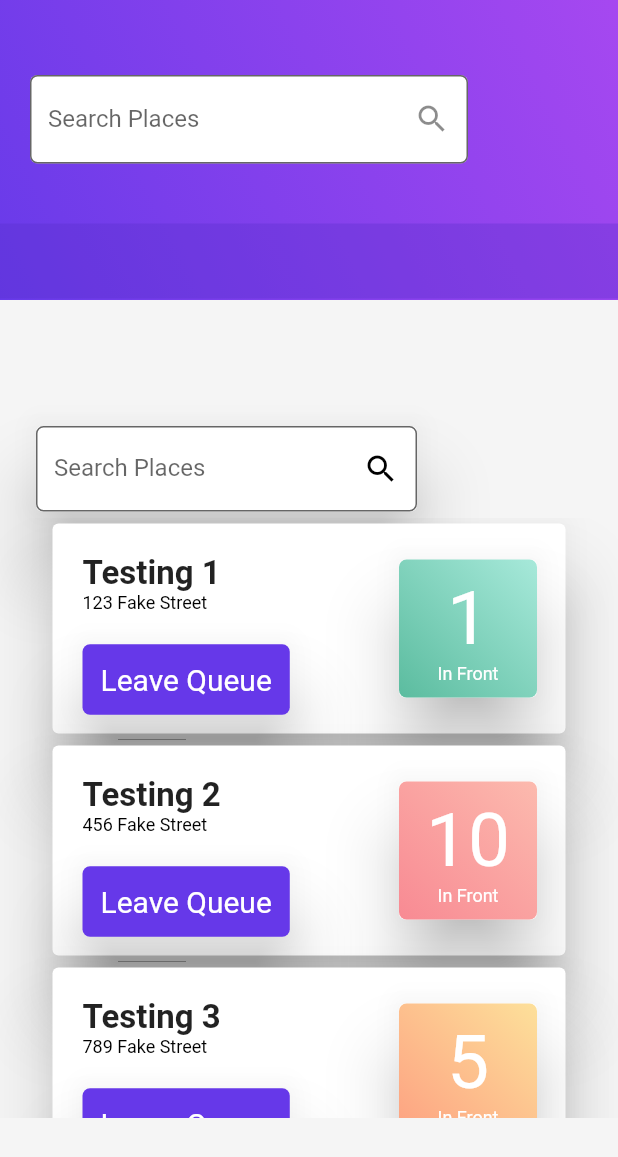
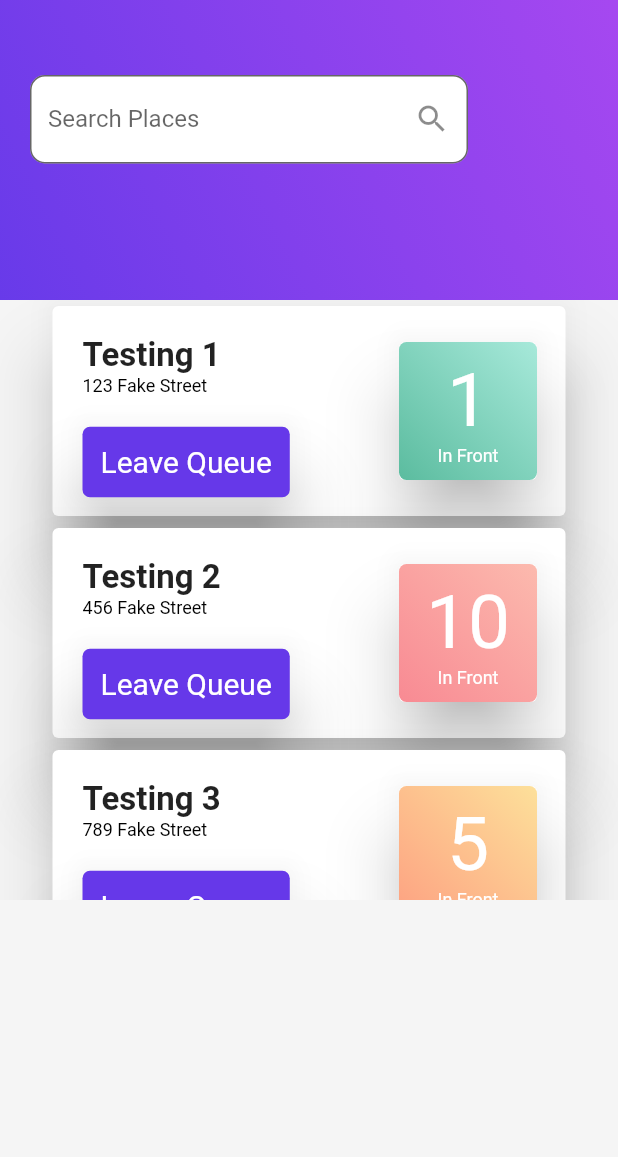
Before and after one commit to AUFrosty/cse-hackathon-2020, a Flutter app: the screen it shows after launch, on a phone screen of 412 x 824 dp. Shown: the top 1157 px of the screen. Run offline on Flutter 3.47's test engine with Material 2 defaults, Android fonts, the phone set to English and light mode, and no system bars.

Commit message:
hidden bar on home page

```diff
--- a/q_people/lib/home.dart
+++ b/q_people/lib/home.dart
@@ -100,7 +100,8 @@ class _HomeState extends State<Home> {
       appBar:
       SearchAppBar(
         title: '',
-        showBack: false,
+        showBackButton: false,
+        showBar: false,
       ),
 
       body: Container(
@@ -113,41 +114,6 @@ class _HomeState extends State<Home> {
                 crossAxisAlignment: CrossAxisAlignment.start,
                 mainAxisAlignment: MainAxisAlignment.start,
                 children: <Widget>[
-                  Flexible(
-                    child: Padding(
-                      padding: EdgeInsets.only(left: 20.0, top: 80.0,),
-                        child: Container(
-                          width: width - 150.0,
-                          height: 65,
-                          child: Card (
-                            elevation: 20.0,
-                            child: TextField(
-                                controller: myController,
-                                obscureText: false,
-                                decoration: InputDecoration(
-                                  fillColor: Colors.white,
-                                  filled: true,
-                                  border: OutlineInputBorder(
-                                    borderRadius: const BorderRadius.all(
-                                      const Radius.circular(5.0),
-                                    ),
-                                  ),
-                                  labelText: 'Search Places',
-                                  suffixIcon:IconButton(
-                                    onPressed: (){
-                                      //TODO: Implement this to push to new screen
-                                      //Navigator.of(context).push(MaterialPageRoute(builder: (context) => Suburb(suburb_name: myController.text,)));
-                                    },
-                                    color: Colors.black,
-                                    icon:Icon(Icons.search),
-                                  ),
-                                )
-                              ),
-                          ),
-                        ),
-                    ),
-                  ),
-
                   Container(
                     height: 400,
                     child: ListView.builder(
--- a/q_people/lib/searchappbar.dart
+++ b/q_people/lib/searchappbar.dart
@@ -6,10 +6,11 @@ import 'package:qpeople/home.dart';
 class SearchAppBar extends StatelessWidget implements PreferredSizeWidget {
   final String title;
   final AppBar appBar;
-  final bool showBack;
+  final bool showBackButton;
+  final bool showBar;
 //  final List<Widget> widgets;
 
-  const SearchAppBar({Key key, this.title, this.appBar, this.showBack}) //this.widgets})
+  const SearchAppBar({Key key, this.title, this.appBar, this.showBackButton, this.showBar}) //this.widgets})
       : super(key: key);
 
   @override
@@ -42,7 +43,7 @@ class SearchAppBar extends StatelessWidget implements PreferredSizeWidget {
                       filled: true,
                       border: OutlineInputBorder(
                         borderRadius: const BorderRadius.all(
-                          const Radius.circular(5.0),
+                          const Radius.circular(10.0),
                         ),
                       ),
                       labelText: 'Search Places',
@@ -57,7 +58,7 @@ class SearchAppBar extends StatelessWidget implements PreferredSizeWidget {
                 ),
                 Padding(
                   padding: const EdgeInsets.only(top:30.0),
-                  child: Container (
+                  child: showBar ? Container (
                     height:50,
                     color: Color(0x50552DC8),
 //
@@ -65,7 +66,7 @@ class SearchAppBar extends StatelessWidget implements PreferredSizeWidget {
                     children: <Widget>[
                       Padding(
                         padding: const EdgeInsets.only(left: 5.0, bottom: 5.0),
-                        child: showBack ? IconButton(
+                        child: showBackButton ? IconButton(
                                 onPressed: (){
                                   Navigator.of(context).push(MaterialPageRoute(builder: (context) => Home()));
                                 },
@@ -85,7 +86,7 @@ class SearchAppBar extends StatelessWidget implements PreferredSizeWidget {
                       ),
                       ]
                     ),
-                  ),
+                  ) :null,
                 ),
               ]
           ),
--- a/q_people/lib/userSearch.dart
+++ b/q_people/lib/userSearch.dart
@@ -28,7 +28,8 @@ class _UserSearchState extends State<UserSearch> {
         backgroundColor: backgroundFlat,
         appBar: SearchAppBar(
           title: "Search Results for: " + widget.searchContent,
-          showBack: true,
+          showBackButton: true,
+          showBar: true,
 //          appBar: AppBar(),
 //          widgets: <Widget>[Icon(Icons.more_vert)],
         ),
```
